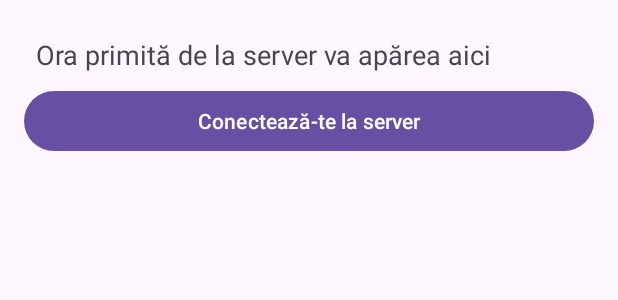
After one commit to poentavy/PracticalTest02V2, an Android app: the layout activity_python_server.xml on its own in the app's theme, with its tools: preview values and no code run, on a phone screen of 412 x 824 dp. The commit adds this screen. Shown: the top 300 px of the screen. Run offline under Robolectric (Android 15) with nearby library versions, the phone set to English and light mode, and no system bars.

Commit message:
Commit final
Adaug buton pentru activitatea de python + interfata + server.py

```diff
--- /dev/null
+++ b/app/src/main/res/layout/activity_python_server.xml
@@ -0,0 +1,21 @@
+<LinearLayout xmlns:android="http://schemas.android.com/apk/res/android"
+    android:layout_width="match_parent"
+    android:layout_height="match_parent"
+    android:orientation="vertical"
+    android:padding="16dp">
+
+    <TextView
+        android:id="@+id/time_text_view"
+        android:layout_width="match_parent"
+        android:layout_height="wrap_content"
+        android:text="Ora primită de la server va apărea aici"
+        android:textSize="18sp"
+        android:padding="8dp" />
+
+    <Button
+        android:id="@+id/connect_to_server_button"
+        android:layout_width="match_parent"
+        android:layout_height="wrap_content"
+        android:text="Conectează-te la server"
+        android:padding="8dp" />
+</LinearLayout>
```
Also changed, not shown: app/src/main/java/ro/pub/cs/systems/eim/practicaltest02v2/PracticalTest02V2MainActivity.java (+14 -0 lines), app/src/main/java/ro/pub/cs/systems/eim/practicaltest02v2/PythonServerActivity.java (added, +84 -0 lines), 1 other file.
